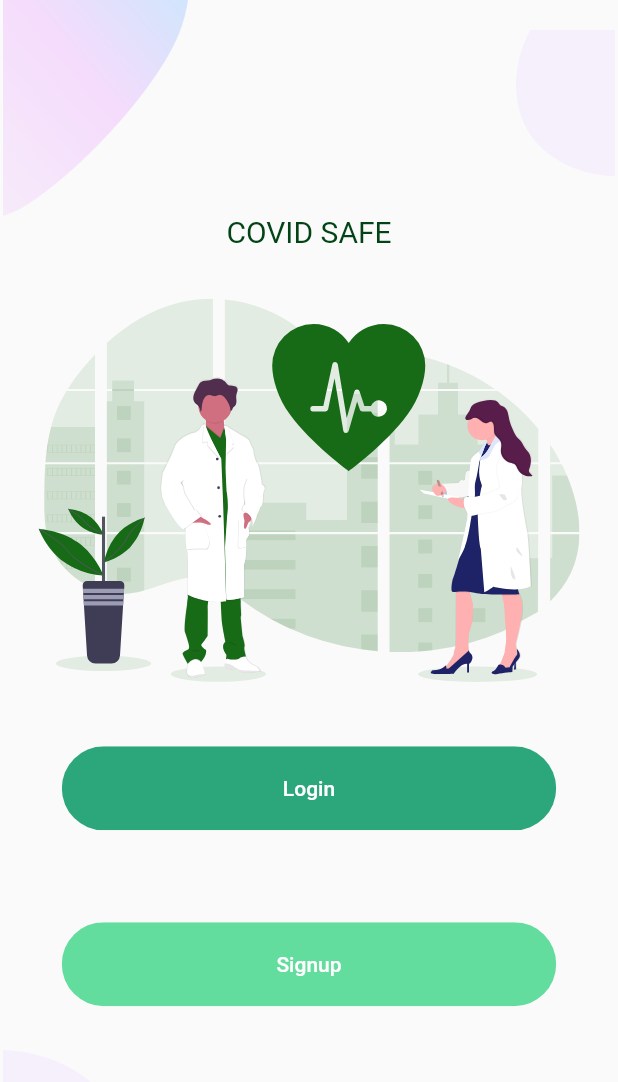
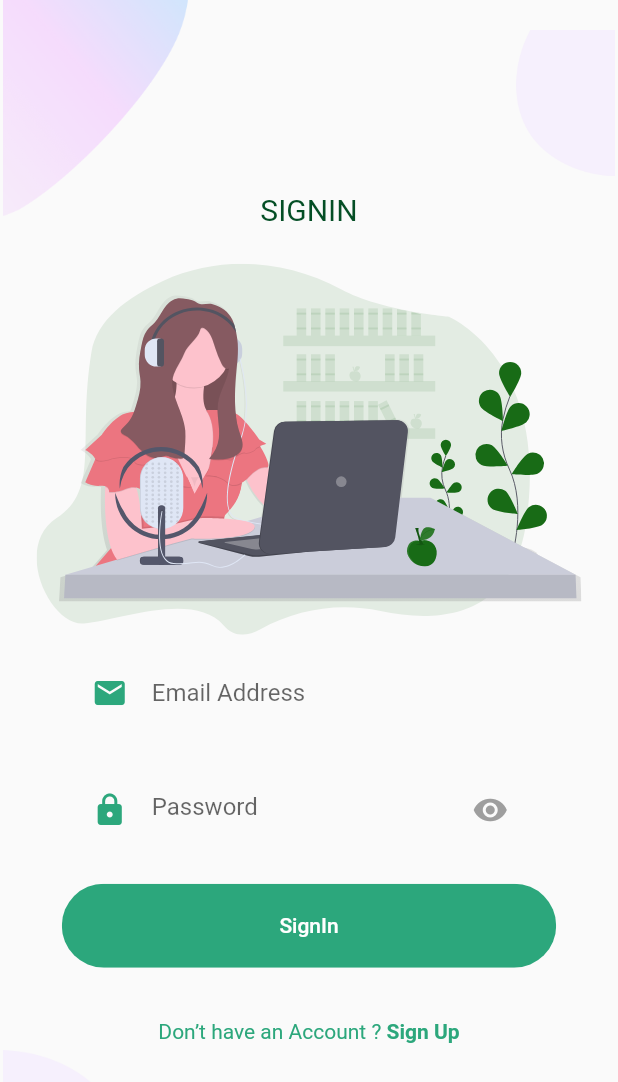
Before and after one commit to Ajiharan/covid_19_flutter, a Flutter app: the screen it shows after launch, after a tap on "Login", on a phone screen of 412 x 824 dp. Shown: the top 1082 px of the screen. Run offline on Flutter 3.47's test engine with Material 2 defaults, Android fonts, the phone set to English and light mode, and no system bars; our stand-ins replace firebase_core, flutter_easyloading, flutter_svg, fluttertoast, hexcolor; accounts and stored records are empty.

Commit message:
signIn screen added

```diff
--- a/lib/Home/BodyContainer.dart
+++ b/lib/Home/BodyContainer.dart
@@ -1,4 +1,5 @@
 import 'package:covid_project/Home/BackGround.dart';
+import 'package:covid_project/SignIn/SignInScreen.dart';
 import 'package:covid_project/SignUp/SignUpScreen.dart';
 import 'package:covid_project/colorConstraint.dart';
 import 'package:covid_project/common/rounded_buttons.dart';
@@ -35,7 +36,10 @@ class BodyContainer extends StatelessWidget {
               height: size.height * 0.04,
             ),
             RoundedButton(
-              press: () {},
+              press: () {
+                Navigator.push(context,
+                    MaterialPageRoute(builder: (context) => SignInScreen()));
+              },
               text: 'Login',
             ),
             SizedBox(
--- a/lib/SignIn/Background.dart
+++ b/lib/SignIn/Background.dart
@@ -0,0 +1,48 @@
+import 'package:flutter/material.dart';
+
+class BackGround extends StatelessWidget {
+  final Widget child;
+  const BackGround({Key? key, required this.child}) : super(key: key);
+
+  @override
+  Widget build(BuildContext context) {
+    Size size = MediaQuery.of(context).size;
+    return Container(
+      width: double.infinity,
+      height: size.height,
+      child: Stack(
+        alignment: Alignment.center,
+        children: [
+          Positioned(
+            top: 0,
+            left: 2,
+            child: Image.asset(
+              "images/main_top.png",
+              width: size.width * 0.3,
+            ),
+          ),
+          Positioned(
+            bottom: 2,
+            left: 2,
+            child: Image.asset(
+              "images/main_bottom.png",
+              width: size.width * 0.2,
+            ),
+          ),
+          Positioned(
+            top: 20,
+            right: 2,
+            child: RotatedBox(
+              quarterTurns: 6,
+              child: Image.asset(
+                "images/main_bottom.png",
+                width: size.width * 0.16,
+              ),
+            ),
+          ),
+          child
+        ],
+      ),
+    );
+  }
+}
--- a/lib/SignIn/BodyContainer.dart
+++ b/lib/SignIn/BodyContainer.dart
@@ -0,0 +1,93 @@
+import 'package:covid_project/SignIn/Background.dart';
+import 'package:covid_project/SignUp/SignUpScreen.dart';
+import 'package:covid_project/common/Account.dart';
+import 'package:covid_project/common/RoundedInputFormField.dart';
+import 'package:covid_project/common/RoundedPasswordField.dart';
+import 'package:covid_project/common/rounded_buttons.dart';
+import 'package:flutter/cupertino.dart';
+import 'package:flutter/material.dart';
+import 'package:flutter_svg/svg.dart';
+
+class BodyContainer extends StatefulWidget {
+  const BodyContainer({Key? key}) : super(key: key);
+
+  @override
+  _BodyContainerState createState() => _BodyContainerState();
+}
+
+class _BodyContainerState extends State<BodyContainer> {
+  var _emailAddress;
+  var _password;
+  GlobalKey<FormState> loginFormKey = GlobalKey<FormState>();
+  @override
+  Widget build(BuildContext context) {
+    Size size = MediaQuery.of(context).size;
+    return BackGround(
+        child: SingleChildScrollView(
+      child: Form(
+        key: loginFormKey,
+        child: Column(
+          mainAxisAlignment: MainAxisAlignment.center,
+          children: [
+            Text(
+              "SIGNIN",
+              style: TextStyle(
+                  fontSize: 20, color: Color.fromRGBO(4, 78, 37, 1.0)),
+            ),
+            SizedBox(
+              height: size.height * 0.03,
+            ),
+            SvgPicture.asset(
+              "images/b1.svg",
+              height: size.height * 0.3,
+            ),
+            RoundedInputFormField(
+                hintText: 'Email Address',
+                validator: (emailAddress) {
+                  if (emailAddress.toString().trim().isEmpty) {
+                    return "email id is required";
+                  } else if (!RegExp(
+                          r"^[a-zA-Z0-9.a-zA-Z0-9.!#$%&'*+-/=?^_`{|}~]+@[a-zA-Z0-9]+\.[a-zA-Z]+")
+                      .hasMatch(emailAddress.toString().trim())) {
+                    return "invalid email id";
+                  }
+                  return null;
+                },
+                onSaved: (emailAddress) {
+                  _emailAddress = emailAddress;
+                }),
+            RoundedPasswordFormField(
+              onSaved: (password) {
+                _password = password;
+              },
+              validator: (password) {
+                if (password.toString().trim().isEmpty) {
+                  return 'password is required';
+                }
+                return null;
+              },
+            ),
+            RoundedButton(
+                text: 'SignIn',
+                press: () {
+                  if (loginFormKey.currentState!.validate()) {
+                    loginFormKey.currentState!.save();
+                    FocusScope.of(context).unfocus();
+                  }
+                }),
+            SizedBox(
+              height: size.height * 0.03,
+            ),
+            Account(
+              press: () {
+                Navigator.push(context,
+                    MaterialPageRoute(builder: (context) => SignUpScreen()));
+              },
+              login: true,
+            )
+          ],
+        ),
+      ),
+    ));
+  }
+}
--- a/lib/SignIn/SignInScreen.dart
+++ b/lib/SignIn/SignInScreen.dart
@@ -0,0 +1,18 @@
+import 'package:covid_project/SignIn/BodyContainer.dart';
+import 'package:flutter/material.dart';
+
+class SignInScreen extends StatelessWidget {
+  const SignInScreen({Key? key}) : super(key: key);
+
+  @override
+  Widget build(BuildContext context) {
+    return Scaffold(
+      body: SingleChildScrollView(
+        child: GestureDetector(
+          child: BodyContainer(),
+          onTap: () => FocusScope.of(context).unfocus(),
+        ),
+      ),
+    );
+  }
+}
--- a/lib/SignUp/BodyContainer.dart
+++ b/lib/SignUp/BodyContainer.dart
@@ -1,3 +1,4 @@
+import 'package:covid_project/SignIn/SignInScreen.dart';
 import 'package:covid_project/SignUp/Background.dart';
 import 'package:covid_project/common/Account.dart';
 import 'package:covid_project/common/RoundedInputFormField.dart';
@@ -106,7 +107,10 @@ class _BodyContainerState extends State<BodyContainer> {
               height: size.height * 0.03,
             ),
             Account(
-              press: () {},
+              press: () {
+                Navigator.push(context,
+                    MaterialPageRoute(builder: (context) => SignInScreen()));
+              },
               login: false,
             )
           ],
```
